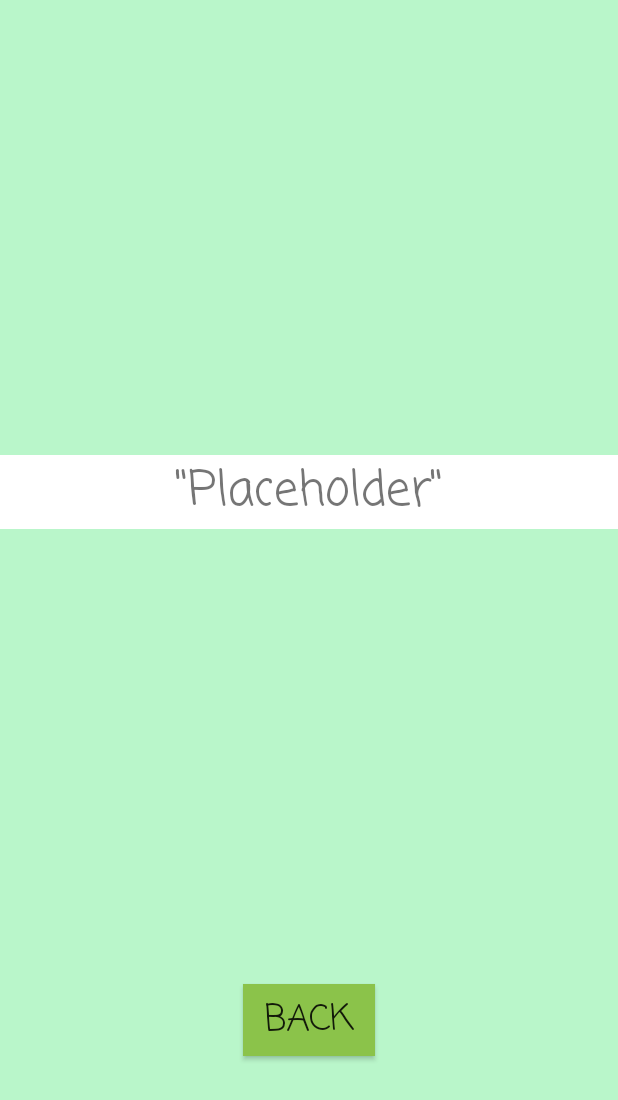
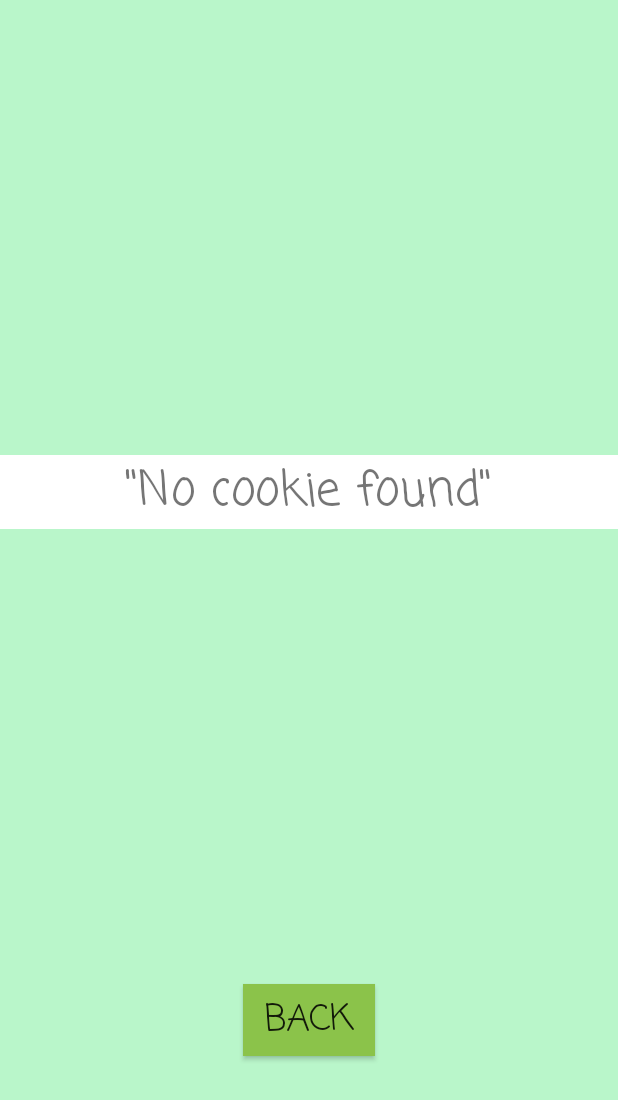
Before and after one commit to richthenoob/CookieJar, an Android app: the Read screen opened directly, with no data from a screen before it, on a phone screen of 412 x 824 dp. Shown: the top 1100 px of the screen. Run offline under Robolectric (Android 15) with nearby library versions, the phone set to English and light mode, and no system bars; our stand-ins replace Room's generated code.

Commit message:
Beta Complete!

```diff
--- a/app/src/main/java/com/example/myapplication/Read.java
+++ b/app/src/main/java/com/example/myapplication/Read.java
@@ -8,17 +8,16 @@ import com.google.android.material.snackbar.Snackbar;
 
 import androidx.annotation.Nullable;
 import androidx.appcompat.app.AppCompatActivity;
-import androidx.appcompat.widget.Toolbar;
-import androidx.lifecycle.LiveData;
+
+import java.util.Random;
+
 import androidx.lifecycle.Observer;
-import androidx.lifecycle.ViewModel;
+
 import androidx.lifecycle.ViewModelProviders;
-import androidx.recyclerview.widget.LinearLayoutManager;
-import androidx.recyclerview.widget.RecyclerView;
 
 import android.util.Log;
 import android.view.View;
-import android.widget.Button;
+
 import android.widget.TextView;
 
 import java.util.List;
@@ -35,14 +34,26 @@ public class Read extends AppCompatActivity {
         super.onCreate(savedInstanceState);
         setContentView(R.layout.activity_read);
         cookieViewModel = ViewModelProviders.of(this).get(CookieViewModel.class);
-//        TextView textView = findViewById(R.id.single);
-//        textView.setText(cookieViewModel.getRand().getCookie());
+        cookieViewModel = ViewModelProviders.of(this).get(CookieViewModel.class);
+        final TextView textView = findViewById(R.id.single);
+        final Random random = new Random();
+        cookieViewModel.getAllWords().observe(this, new Observer<List<Cookie>>() {
+            @Override
+            public void onChanged(@Nullable final List<Cookie> words) {
+                if(words.isEmpty()){
+                    textView.setText(R.string.empty);
+                }
+                else{
+                    textView.setText(words.get(random.nextInt(words.size())).getCookie());
+            }}
+        });
+
     }
 
-        public void back (View view){
-            Log.d(LOG_TAG, "Button clicked!");
-            Intent intent = new Intent(this, MainActivity.class);
-            startActivity(intent);
-        }
+    public void back(View view) {
+        Log.d(LOG_TAG, "Button clicked!");
+        Intent intent = new Intent(this, MainActivity.class);
+        startActivity(intent);
+    }
 
-    }
+}
--- a/app/src/main/res/values/strings.xml
+++ b/app/src/main/res/values/strings.xml
@@ -115,4 +115,5 @@
     <string name="delete_all">CLEAR ALL</string>
     <string name="delete">Delete</string>
     <string name="swipe">Swipe to delete entry</string>
+    <string name="empty">\"No cookie found\"</string>
 </resources>
```
